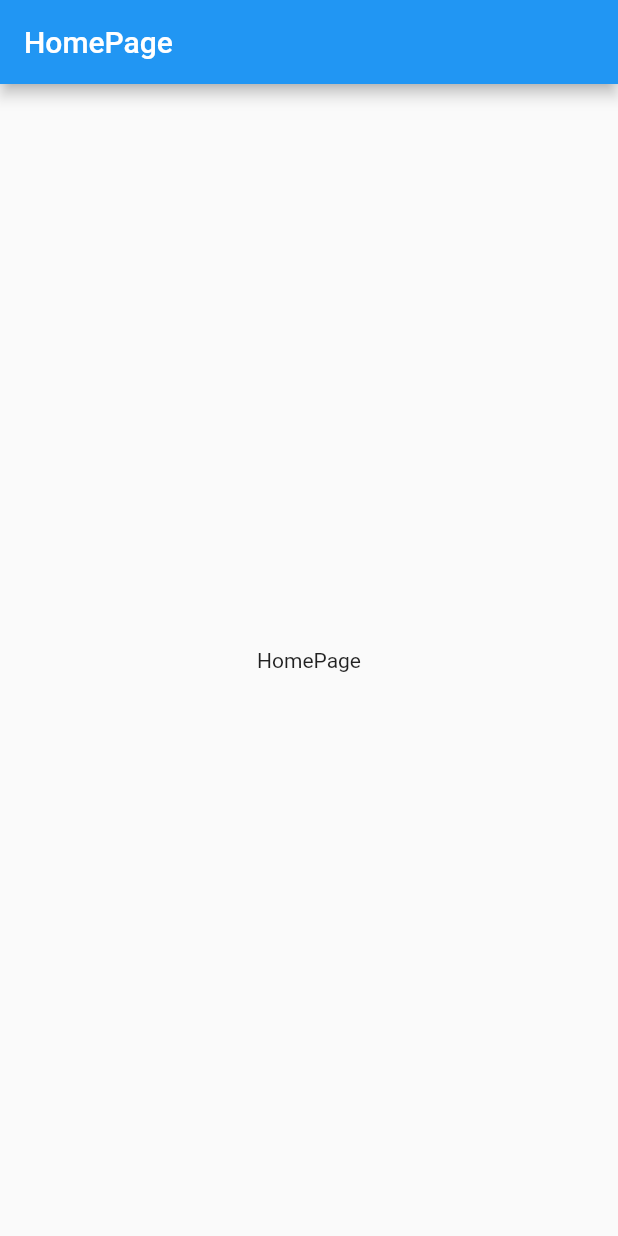
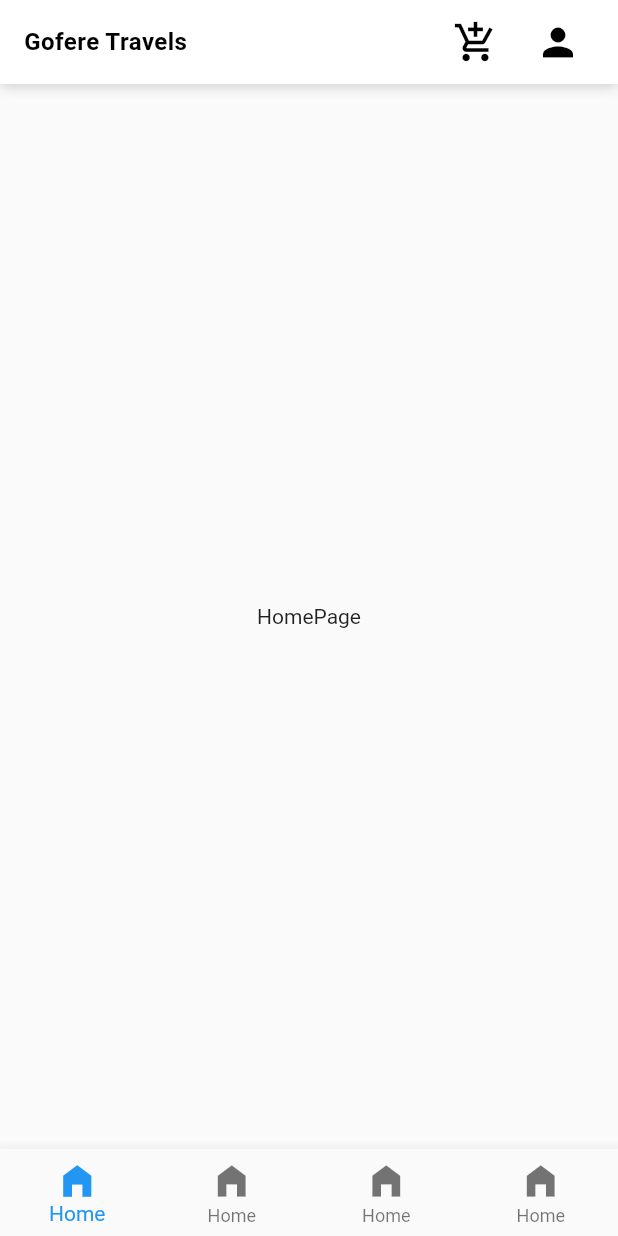
Before and after one commit to Estifanos-Neway/gofere, a Flutter app: the screen it shows after launch, on a phone screen of 412 x 824 dp. Run offline on Flutter 3.47's test engine with Material 2 defaults, Android fonts, the light colour scheme and no system bars; Roboto replaces fonts that are missing (Nunito).

Commit message:
my commit

```diff
--- a/lib/constants/colors.dart
+++ b/lib/constants/colors.dart
@@ -0,0 +1,3 @@
+class Col {
+
+}
--- a/lib/pages/homescreen.dart
+++ b/lib/pages/homescreen.dart
@@ -1,4 +1,5 @@
 import 'package:flutter/material.dart';
+import 'package:gofere_travels/constants/strings.dart';
 
 class HomePage extends StatefulWidget {
   const HomePage({Key? key}) : super(key: key);
@@ -11,12 +12,83 @@ class _HomePageState extends State<HomePage> {
   @override
   Widget build(BuildContext context) {
     return Scaffold(
-      appBar: AppBar(
-        title: Text("HomePage"),
+      resizeToAvoidBottomInset: true,
+      appBar: PreferredSize(
+        preferredSize: Size.fromHeight(kToolbarHeight),
+        child: Container(
+          height: 80,
+          decoration: BoxDecoration(boxShadow: [
+            BoxShadow(
+              color: Colors.black.withOpacity(0.2),
+              offset: Offset(0, 1.0),
+              blurRadius: 7.0,
+            )
+          ],
+          color: Colors.white),
+          child: AppBar(
+            brightness: Brightness.dark,
+            backgroundColor: Colors.transparent,
+            elevation: 0.0,
+            toolbarHeight: 70,
+            automaticallyImplyLeading: false,
+            actions: [
+              IconButton(
+                  padding: EdgeInsets.fromLTRB(0, 0, 25, 0),
+                  iconSize: 30,
+                  onPressed: () {
+                  },
+                  icon: Icon(
+                    Icons.add_shopping_cart,
+                    color: Colors.black,
+                  )),
+              IconButton(
+                  padding: EdgeInsets.fromLTRB(0, 0, 25, 0),
+                  iconSize: 30,
+                  onPressed: () {
+                  },
+                  icon: Icon(
+                    Icons.person,
+                    color: Colors.black,
+                  )),
+            ],
+            title: Text(
+              Strings.app_title,
+              style: TextStyle(
+                color: Colors.black,
+                fontSize: 16,
+                fontWeight: FontWeight.bold,
+                fontFamily: 'Nunito',
+                letterSpacing: 0.3,
+              ),
+            ),
+          ),
+        ),
       ),
       body: Center(
         child: Text("HomePage"),
       ),
+      bottomNavigationBar: BottomNavigationBar(
+        type: BottomNavigationBarType.fixed,
+        iconSize: 28,
+        items: [
+          BottomNavigationBarItem(
+            icon: Icon(Icons.home_filled),
+            label: "Home",
+          ),
+          BottomNavigationBarItem(
+            icon: Icon(Icons.home_filled),
+            label: "Home",
+          ),
+          BottomNavigationBarItem(
+            icon: Icon(Icons.home_filled),
+            label: "Home",
+          ),
+          BottomNavigationBarItem(
+            icon: Icon(Icons.home_filled),
+            label: "Home",
+          ),
+        ],
+      ),
     );
   }
 }
```
